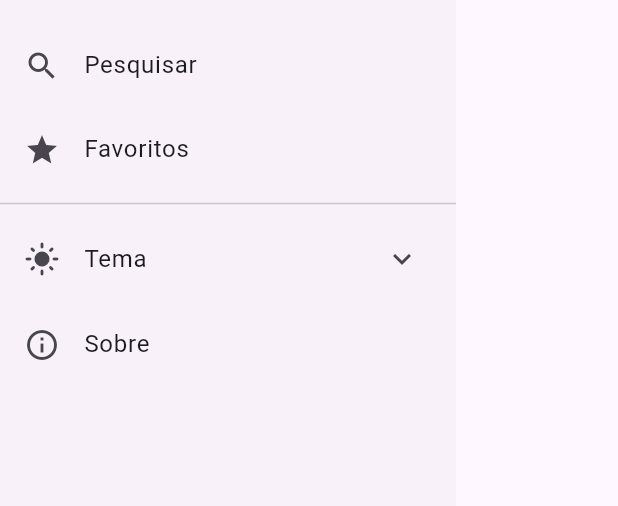
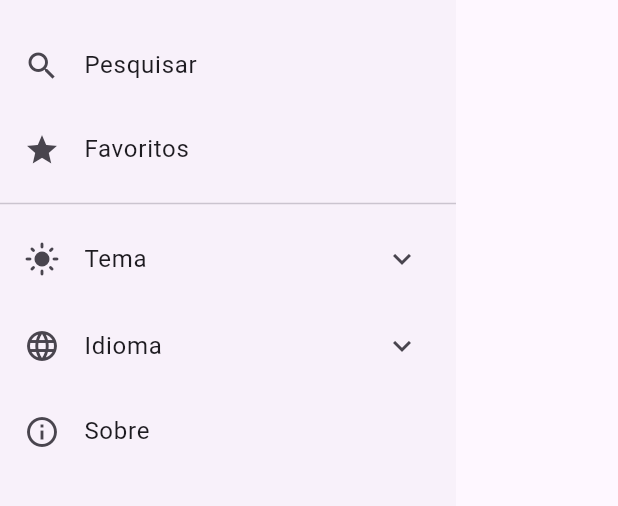
Before and after one commit to Patrickalvares/brasil_cripto, a Flutter app: the AppDrawer widget shown alone on an empty page, opened directly with empty values, on a phone screen of 412 x 824 dp, the part 314-820 px from its top. Run offline on Flutter 3.47's test engine with Material 3 defaults, Android fonts, the phone set to English and light mode, and no system bars; our stand-ins replace cached_network_image, dio, easy_localization, fl_chart, get_it, shared_preferences and 1 more; accounts and stored records are empty; network calls fail.

Commit message:
suporte a multiplo idiomas

```diff
--- a/lib/core/common_widgets/custom_app_bar.dart
+++ b/lib/core/common_widgets/custom_app_bar.dart
@@ -1,48 +1,40 @@
+import 'package:easy_localization/easy_localization.dart';
 import 'package:flutter/material.dart';
 import 'package:provider/provider.dart';
 
+import '../services/locale_provider.dart';
 import '../services/theme_provider.dart';
 
 class CustomAppBar extends StatelessWidget implements PreferredSizeWidget {
   final String title;
   final List<Widget>? actions;
 
-  const CustomAppBar({
-    super.key,
-    required this.title,
-    this.actions,
-  });
+  const CustomAppBar({super.key, required this.title, this.actions});
 
   @override
   Size get preferredSize => const Size.fromHeight(kToolbarHeight);
 
   @override
   Widget build(BuildContext context) {
-    return AppBar(
-      title: Text(title),
-      centerTitle: true,
-      actions: actions,
-    );
+    return AppBar(title: Text(title), centerTitle: true, actions: actions);
   }
 }
 
 class AppDrawer extends StatelessWidget {
   final String selectedOption;
 
-  const AppDrawer({
-    super.key,
-    required this.selectedOption,
-  });
+  const AppDrawer({super.key, required this.selectedOption});
 
   @override
   Widget build(BuildContext context) {
     final themeProvider = Provider.of<ThemeProvider>(context);
+    final localeProvider = Provider.of<LocaleProvider>(context);
 
     return Drawer(
       child: Column(
         children: [
           _buildDrawerHeader(context),
-          _buildDrawerBody(context, themeProvider),
+          _buildDrawerBody(context, themeProvider, localeProvider),
         ],
       ),
     );
@@ -50,9 +42,7 @@ class AppDrawer extends StatelessWidget {
 
   Widget _buildDrawerHeader(BuildContext context) {
     return DrawerHeader(
-      decoration: BoxDecoration(
-        color: Theme.of(context).colorScheme.primary,
-      ),
+      decoration: BoxDecoration(color: Theme.of(context).colorScheme.primary),
       child: Column(
         crossAxisAlignment: CrossAxisAlignment.start,
         children: [
@@ -65,7 +55,7 @@ class AppDrawer extends StatelessWidget {
               ),
               const SizedBox(width: 16),
               Text(
-                'Brasil Cripto',
+                'appName'.tr(),
                 style: Theme.of(context).textTheme.headlineSmall?.copyWith(
                   color: Theme.of(context).colorScheme.onPrimary,
                   fontWeight: FontWeight.bold,
@@ -75,17 +65,21 @@ class AppDrawer extends StatelessWidget {
           ),
           const SizedBox(height: 8),
           Text(
-            'Monitor de Criptomoedas',
-            style: Theme.of(context).textTheme.bodyMedium?.copyWith(
-              color: Theme.of(context).colorScheme.onPrimary,
-            ),
+            'appDescription'.tr(),
+            style: Theme.of(
+              context,
+            ).textTheme.bodyMedium?.copyWith(color: Theme.of(context).colorScheme.onPrimary),
           ),
         ],
       ),
     );
   }
 
-  Widget _buildDrawerBody(BuildContext context, ThemeProvider themeProvider) {
+  Widget _buildDrawerBody(
+    BuildContext context,
+    ThemeProvider themeProvider,
+    LocaleProvider localeProvider,
+  ) {
     return Expanded(
       child: ListView(
         padding: EdgeInsets.zero,
@@ -93,30 +87,31 @@ class AppDrawer extends StatelessWidget {
           _buildNavigationTile(
             context: context,
             icon: Icons.attach_money,
-            title: 'Mercado',
-            isSelected: selectedOption == 'Mercado',
+            title: 'market'.tr(),
+            isSelected: selectedOption == 'market'.tr(),
             onTap: () => _navigateToScreen(context, 0),
           ),
           _buildNavigationTile(
             context: context,
             icon: Icons.search,
-            title: 'Pesquisar',
-            isSelected: selectedOption == 'Pesquisar',
+            title: 'search'.tr(),
+            isSelected: selectedOption == 'search'.tr(),
             onTap: () => _navigateToScreen(context, 1),
           ),
           _buildNavigationTile(
             context: context,
             icon: Icons.star,
-            title: 'Favoritos',
-            isSelected: selectedOption == 'Favoritos',
+            title: 'favorites'.tr(),
+            isSelected: selectedOption == 'favorites'.tr(),
             onTap: () => _navigateToScreen(context, 2),
           ),
           const Divider(),
           _buildThemeSwitcher(context, themeProvider),
+          _buildLanguageSwitcher(context, localeProvider),
           _buildNavigationTile(
             context: context,
             icon: Icons.info_outline,
-            title: 'Sobre',
+            title: 'about'.tr(),
             isSelected: false,
             onTap: () => _showAboutDialog(context),
           ),
@@ -133,19 +128,12 @@ class AppDrawer extends StatelessWidget {
     required VoidCallback onTap,
   }) {
     return ListTile(
-      leading: Icon(
-        icon,
-        color: isSelected
-            ? Theme.of(context).colorScheme.primary
-            : null,
-      ),
+      leading: Icon(icon, color: isSelected ? Theme.of(context).colorScheme.primary : null),
       title: Text(
         title,
         style: TextStyle(
           fontWeight: isSelected ? FontWeight.bold : FontWeight.normal,
-          color: isSelected
-              ? Theme.of(context).colorScheme.primary
-              : null,
+          color: isSelected ? Theme.of(context).colorScheme.primary : null,
         ),
       ),
       selected: isSelected,
@@ -158,15 +146,11 @@ class AppDrawer extends StatelessWidget {
 
   Widget _buildThemeSwitcher(BuildContext context, ThemeProvider themeProvider) {
     return ExpansionTile(
-      leading: Icon(
-        themeProvider.isDarkMode
-            ? Icons.dark_mode
-            : Icons.light_mode,
-      ),
-      title: const Text('Tema'),
+      leading: Icon(themeProvider.isDarkMode ? Icons.dark_mode : Icons.light_mode),
+      title: Text('theme'.tr()),
       children: [
         RadioListTile<ThemeMode>(
-          title: const Text('Sistema'),
+          title: Text('systemTheme'.tr()),
           value: ThemeMode.system,
           groupValue: themeProvider.themeMode,
           onChanged: (ThemeMode? mode) {
@@ -176,7 +160,7 @@ class AppDrawer extends StatelessWidget {
           },
         ),
         RadioListTile<ThemeMode>(
-          title: const Text('Claro'),
+          title: Text('lightTheme'.tr()),
           value: ThemeMode.light,
           groupValue: themeProvider.themeMode,
           onChanged: (ThemeMode? mode) {
@@ -186,12 +170,43 @@ class AppDrawer extends StatelessWidget {
           },
         ),
         RadioListTile<ThemeMode>(
-          title: const Text('Escuro'),
+          title: Text('darkTheme'.tr()),
           value: ThemeMode.dark,
           groupValue: themeProvider.themeMode,
           onChanged: (ThemeMode? mode) {
             if (mode != null) {
               themeProvider.setThemeMode(mode);
+            }
+          },
+        ),
+      ],
+    );
+  }
+
+  Widget _buildLanguageSwitcher(BuildContext context, LocaleProvider localeProvider) {
+    return ExpansionTile(
+      leading: const Icon(Icons.language),
+      title: Text('language'.tr()),
+      children: [
+        RadioListTile<Locale>(
+          title: Text('portuguese'.tr()),
+          value: const Locale('pt', 'BR'),
+          groupValue: localeProvider.locale,
+          onChanged: (Locale? locale) {
+            if (locale != null) {
+              localeProvider.setLocale(locale);
+              context.setLocale(locale);
+            }
+          },
+        ),
+        RadioListTile<Locale>(
+          title: Text('english'.tr()),
+          value: const Locale('en', 'US'),
+          groupValue: localeProvider.locale,
+          onChanged: (Locale? locale) {
+            if (locale != null) {
+              localeProvider.setLocale(locale);
+              context.setLocale(locale);
             }
           },
         ),
@@ -205,15 +220,10 @@ class AppDrawer extends StatelessWidget {
     final messenger = ScaffoldMessenger.of(context);
     messenger.clearSnackBars();
 
-    if ((index == 0 && selectedOption != 'Mercado') ||
-        (index == 1 && selectedOption != 'Pesquisar') ||
-        (index == 2 && selectedOption != 'Favoritos')) {
-      Navigator.pushNamedAndRemoveUntil(
-        context,
-        '/',
-        (route) => false,
-        arguments: index,
-      );
+    if ((index == 0 && selectedOption != 'market'.tr()) ||
+        (index == 1 && selectedOption != 'search'.tr()) ||
+        (index == 2 && selectedOption != 'favorites'.tr())) {
+      Navigator.pushNamedAndRemoveUntil(context, '/', (route) => false, arguments: index);
     }
   }
 
@@ -222,24 +232,19 @@ class AppDrawer extends StatelessWidget {
       context: context,
       builder: (context) {
         return AlertDialog(
-          title: const Text('Sobre o Brasil Cripto'),
-          content: const Column(
+          title: Text('aboutAppTitle'.tr()),
+          content: Column(
             mainAxisSize: MainAxisSize.min,
             crossAxisAlignment: CrossAxisAlignment.start,
             children: [
-              Text('Aplicativo para monitoramento de criptomoedas.'),
-              SizedBox(height: 8),
-              Text('Versão: 1.0.0'),
-              SizedBox(height: 16),
-              Text('Desenvolvido com Flutter por @patrickalvares'),
+              Text('aboutAppDescription'.tr()),
+              const SizedBox(height: 8),
+              Text('version'.tr()),
+              const SizedBox(height: 16),
+              Text('developedWith'.tr()),
             ],
           ),
-          actions: [
-            TextButton(
-              onPressed: () => Navigator.pop(context),
-              child: const Text('Fechar'),
-            ),
-          ],
+          actions: [TextButton(onPressed: () => Navigator.pop(context), child: Text('close'.tr()))],
         );
       },
     );
--- a/lib/core/common_widgets/search_bar_widget.dart
+++ b/lib/core/common_widgets/search_bar_widget.dart
@@ -1,3 +1,4 @@
+import 'package:easy_localization/easy_localization.dart';
 import 'package:flutter/material.dart';
 
 class CryptoSearchBar extends StatefulWidget {
@@ -37,9 +38,10 @@ class _CryptoSearchBarState extends State<CryptoSearchBar> {
       padding: const EdgeInsets.all(16.0),
       child: SearchBar(
         controller: _controller,
-        hintText: 'Pesquisar criptomoedas...',
+        hintText: 'searchHint'.tr(),
         leading: const Icon(Icons.search),
-        trailing: _controller.text.isNotEmpty
+        trailing:
+            _controller.text.isNotEmpty
                 ? [
                   IconButton(
                     icon: const Icon(Icons.clear),
--- a/pubspec.yaml
+++ b/pubspec.yaml
@@ -21,6 +21,7 @@ dependencies:
   cached_network_image: ^3.3.1
   flutter_svg: ^2.0.10+1
   intl: ^0.19.0
+  easy_localization: ^3.0.5
 
 dev_dependencies:
   flutter_test:
@@ -30,3 +31,5 @@ dev_dependencies:
 
 flutter:
   uses-material-design: true
+  assets:
+  - assets/translations/
```
Also changed, not shown: assets/translations/en-US.json (added, +45 -0 lines), assets/translations/pt-BR.json (added, +45 -0 lines), lib/core/common_widgets/coin_list_item.dart (+8 -11 lines), lib/core/common_widgets/error_message.dart (+5 -12 lines), lib/core/common_widgets/loading_indicator.dart (+6 -29 lines), lib/core/services/injections.dart (+9 -14 lines), lib/core/services/locale_provider.dart (added, +39 -0 lines), lib/features/coin_detail/coin_detail_view.dart (+45 -99 lines), lib/features/favorites/favorites_view.dart (+15 -18 lines), lib/features/home/home_view.dart (+10 -29 lines), lib/features/market/market_view.dart (+16 -9 lines), lib/features/search/search_view.dart (+7 -20 lines), lib/main.dart (+34 -23 lines), pubspec.lock. Lines whose indentation alone changed are shown as unchanged.
